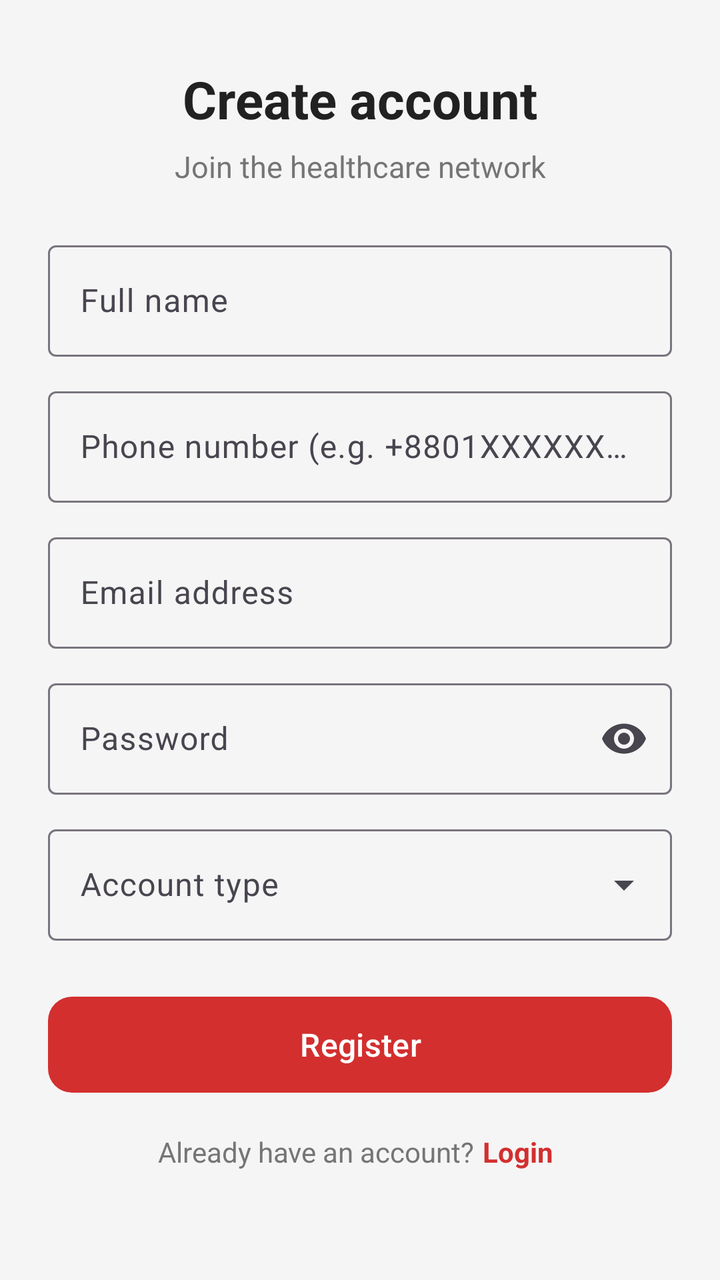
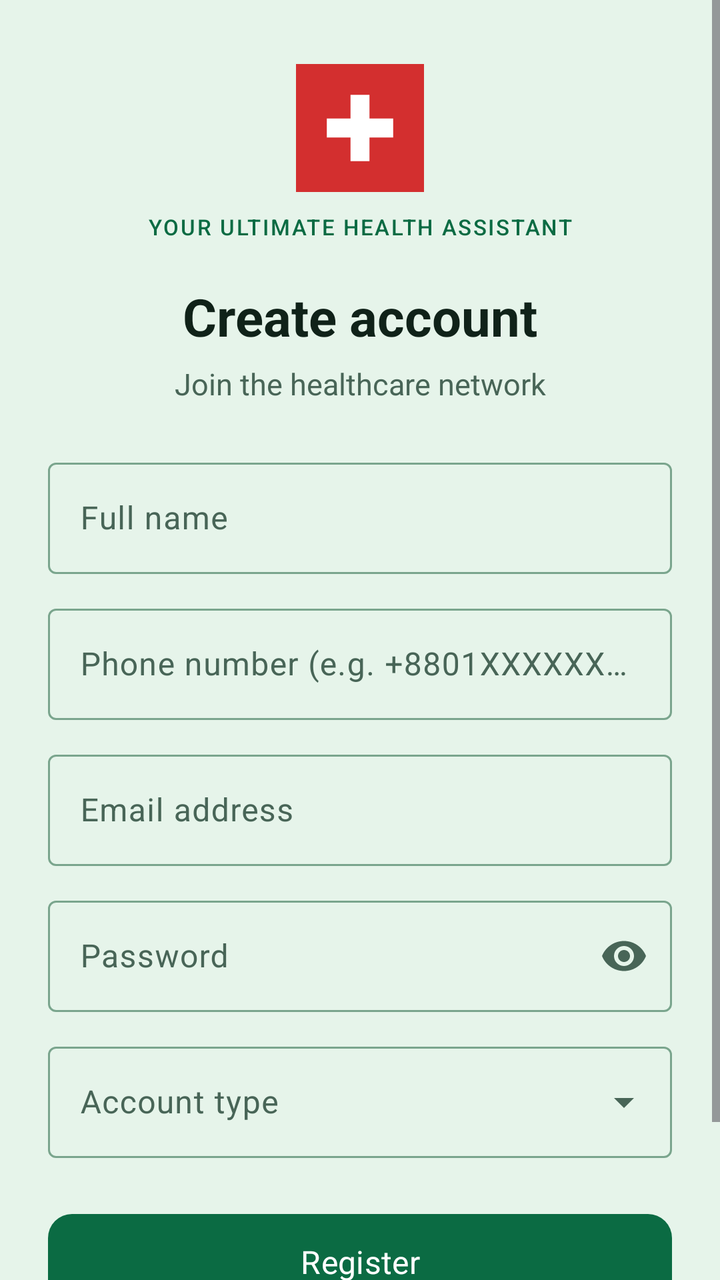

Screens rendered from an Android XML layout before and after an edit, with the pre-edit source and the edit as a unified diff.
<!-- AndroidManifest.xml: application theme Theme.ShasthoBondhu -->
<!-- res/layout/fragment_registration.xml -->
<?xml version="1.0" encoding="utf-8"?>
<ScrollView xmlns:android="http://schemas.android.com/apk/res/android"
    xmlns:app="http://schemas.android.com/apk/res-auto"
    android:layout_width="match_parent"
    android:layout_height="match_parent"
    android:background="@color/background"
    android:fillViewport="true">

    <LinearLayout
        android:layout_width="match_parent"
        android:layout_height="wrap_content"
        android:orientation="vertical"
        android:paddingHorizontal="24dp"
        android:paddingTop="32dp"
        android:paddingBottom="32dp">

        <TextView
            android:layout_width="match_parent"
            android:layout_height="wrap_content"
            android:gravity="center"
            android:text="@string/register_title"
            android:textColor="@color/text_primary"
            android:textSize="26sp"
            android:textStyle="bold" />

        <TextView
            android:layout_width="match_parent"
            android:layout_height="wrap_content"
            android:layout_marginTop="6dp"
            android:gravity="center"
            android:text="@string/register_subtitle"
            android:textColor="@color/text_secondary"
            android:textSize="15sp" />

        <com.google.android.material.textfield.TextInputLayout
            style="@style/Widget.Material3.TextInputLayout.OutlinedBox"
            android:layout_width="match_parent"
            android:layout_height="wrap_content"
            android:layout_marginTop="24dp"
            android:hint="@string/hint_full_name">

            <com.google.android.material.textfield.TextInputEditText
                android:id="@+id/etFullName"
                android:layout_width="match_parent"
                android:layout_height="wrap_content"
                android:autofillHints="name"
                android:inputType="textPersonName"
                android:maxLines="1" />
        </com.google.android.material.textfield.TextInputLayout>

        <com.google.android.material.textfield.TextInputLayout
            style="@style/Widget.Material3.TextInputLayout.OutlinedBox"
            android:layout_width="match_parent"
            android:layout_height="wrap_content"
            android:layout_marginTop="12dp"
            android:hint="@string/hint_phone">

            <com.google.android.material.textfield.TextInputEditText
                android:id="@+id/etPhone"
                android:layout_width="match_parent"
                android:layout_height="wrap_content"
                android:autofillHints="phone"
                android:inputType="phone"
                android:maxLines="1" />
        </com.google.android.material.textfield.TextInputLayout>

        <com.google.android.material.textfield.TextInputLayout
            android:layout_width="match_parent"
            android:layout_height="wrap_content"
            android:layout_marginTop="12dp"
            android:hint="@string/hint_email"
            style="@style/Widget.Material3.TextInputLayout.OutlinedBox">

            <com.google.android.material.textfield.TextInputEditText
                android:id="@+id/etEmail"
                android:layout_width="match_parent"
                android:layout_height="wrap_content"
                android:autofillHints="emailAddress"
                android:inputType="textEmailAddress"
                android:maxLines="1" />
        </com.google.android.material.textfield.TextInputLayout>

        <com.google.android.material.textfield.TextInputLayout
            style="@style/Widget.Material3.TextInputLayout.OutlinedBox"
            android:layout_width="match_parent"
            android:layout_height="wrap_content"
            android:layout_marginTop="12dp"
            android:hint="@string/hint_password"
            app:endIconMode="password_toggle">

            <com.google.android.material.textfield.TextInputEditText
                android:id="@+id/etPassword"
                android:layout_width="match_parent"
                android:layout_height="wrap_content"
                android:autofillHints="newPassword"
                android:inputType="textPassword"
                android:maxLines="1" />
        </com.google.android.material.textfield.TextInputLayout>

        <com.google.android.material.textfield.TextInputLayout
            style="@style/Widget.Material3.TextInputLayout.OutlinedBox.ExposedDropdownMenu"
            android:layout_width="match_parent"
            android:layout_height="wrap_content"
            android:layout_marginTop="12dp"
            android:hint="@string/hint_role">

            <com.google.android.material.textfield.MaterialAutoCompleteTextView
                android:id="@+id/spinnerRole"
                android:layout_width="match_parent"
                android:layout_height="wrap_content"
                android:inputType="none" />
        </com.google.android.material.textfield.TextInputLayout>

        <com.google.android.material.button.MaterialButton
            android:id="@+id/btnRegister"
            android:layout_width="match_parent"
            android:layout_height="56dp"
            android:layout_marginTop="24dp"
            android:text="@string/action_register"
            android:textAllCaps="false"
            android:textSize="16sp"
            app:cornerRadius="12dp" />

        <LinearLayout
            android:layout_width="wrap_content"
            android:layout_height="wrap_content"
            android:layout_gravity="center_horizontal"
            android:layout_marginTop="12dp"
            android:orientation="horizontal">

            <TextView
                android:layout_width="wrap_content"
                android:layout_height="wrap_content"
                android:text="@string/already_have_account"
                android:textColor="@color/text_secondary" />

            <TextView
                android:id="@+id/tvLogin"
                android:layout_width="wrap_content"
                android:layout_height="wrap_content"
                android:padding="4dp"
                android:text="@string/action_login"
                android:textColor="@color/primary"
                android:textStyle="bold" />
        </LinearLayout>

        <ProgressBar
            android:id="@+id/progress"
            android:layout_width="wrap_content"
            android:layout_height="wrap_content"
            android:layout_gravity="center_horizontal"
            android:layout_marginTop="16dp"
            android:visibility="gone" />

        <TextView
            android:id="@+id/tvError"
            android:layout_width="match_parent"
            android:layout_height="wrap_content"
            android:layout_marginTop="12dp"
            android:textColor="@color/primary"
            android:textSize="14sp"
            android:visibility="gone" />

    </LinearLayout>
</ScrollView>
<!-- resources referenced by this layout -->
<resources>
  <color name="background">#F5F5F5</color>
  <color name="primary">#D32F2F</color>
  <color name="text_primary">#212121</color>
  <color name="text_secondary">#757575</color>
  <string name="action_login">Login</string>
  <string name="action_register">Register</string>
  <string name="already_have_account">Already have an account? </string>
  <string name="hint_email">Email address</string>
  <string name="hint_full_name">Full name</string>
  <string name="hint_password">Password</string>
  <string name="hint_phone">Phone number (e.g. +8801XXXXXXXXX)</string>
  <string name="hint_role">Account type</string>
  <string name="register_subtitle">Join the healthcare network</string>
  <string name="register_title">Create account</string>
  <style name="Theme.ShasthoBondhu" parent="Theme.Material3.DayNight.NoActionBar">
          <item name="colorPrimary">@color/primary</item>
          <item name="colorSecondary">@color/accent</item>
          <item name="android:windowBackground">@color/background</item>
          <item name="android:statusBarColor">@color/primary</item>
      </style>
  <color name="accent">#FF5252</color>
</resources>

<!-- the commit's change to res/layout/fragment_registration.xml (unified diff, before → after) -->
@@ -14,9 +14,28 @@
         android:paddingTop="32dp"
         android:paddingBottom="32dp">
 
+        <ImageView
+            android:layout_width="64dp"
+            android:layout_height="64dp"
+            android:layout_gravity="center_horizontal"
+            android:contentDescription="@string/app_name"
+            android:src="@drawable/ic_app_logo" />
+
         <TextView
             android:layout_width="match_parent"
             android:layout_height="wrap_content"
+            android:layout_marginTop="10dp"
+            android:fontFamily="sans-serif-medium"
+            android:gravity="center"
+            android:letterSpacing="0.08"
+            android:text="@string/brand_tagline"
+            android:textColor="@color/primary"
+            android:textSize="11sp" />
+
+        <TextView
+            android:layout_width="match_parent"
+            android:layout_height="wrap_content"
+            android:layout_marginTop="20dp"
             android:gravity="center"
             android:text="@string/register_title"
             android:textColor="@color/text_primary"
<!-- resource entries referenced after the edit -->
@@ -1,12 +1,28 @@
 <!-- resources referenced by this layout -->
 <resources>
-  <color name="background">#F5F5F5</color>
-  <color name="primary">#D32F2F</color>
-  <color name="text_primary">#212121</color>
-  <color name="text_secondary">#757575</color>
+  <color name="background">#E6F4EA</color>
+  <color name="primary">#0B6B43</color>
+  <color name="text_primary">#102219</color>
+  <color name="text_secondary">#486557</color>
+  <!-- drawable ic_app_logo (drawable) -->
+  <?xml version="1.0" encoding="utf-8"?>
+  <vector xmlns:android="http://schemas.android.com/apk/res/android"
+      android:width="108dp"
+      android:height="108dp"
+      android:viewportWidth="108"
+      android:viewportHeight="108">
+      <path
+          android:fillColor="#D32F2F"
+          android:pathData="M0,0h108v108h-108z" />
+      <path
+          android:fillColor="#FFFFFF"
+          android:pathData="M46,26h16v20h20v16h-20v20h-16v-20h-20v-16h20z" />
+  </vector>
   <string name="action_login">Login</string>
   <string name="action_register">Register</string>
   <string name="already_have_account">Already have an account? </string>
+  <string name="app_name">ShasthoBondhu</string>
+  <string name="brand_tagline">YOUR ULTIMATE HEALTH ASSISTANT</string>
   <string name="hint_email">Email address</string>
   <string name="hint_full_name">Full name</string>
   <string name="hint_password">Password</string>
@@ -16,10 +32,31 @@
   <string name="register_title">Create account</string>
   <style name="Theme.ShasthoBondhu" parent="Theme.Material3.DayNight.NoActionBar">
           <item name="colorPrimary">@color/primary</item>
-          <item name="colorSecondary">@color/accent</item>
+          <item name="colorOnPrimary">@color/on_primary</item>
+          <item name="colorPrimaryContainer">@color/primary_container</item>
+          <item name="colorOnPrimaryContainer">@color/on_primary_container</item>
+          <item name="colorSecondary">@color/emergency</item>
+          <item name="colorOnSecondary">@color/on_primary</item>
+          <item name="android:colorBackground">@color/background</item>
+          <item name="colorOnBackground">@color/text_primary</item>
+          <item name="colorSurface">@color/surface</item>
+          <item name="colorOnSurface">@color/text_primary</item>
+          <item name="colorSurfaceVariant">@color/surface_variant</item>
+          <item name="colorOnSurfaceVariant">@color/text_secondary</item>
+          <item name="colorOutline">@color/outline</item>
+          <item name="android:fontFamily">sans-serif</item>
           <item name="android:windowBackground">@color/background</item>
-          <item name="android:statusBarColor">@color/primary</item>
+          <item name="android:statusBarColor">@color/background</item>
+          <item name="android:navigationBarColor">@color/background</item>
+          <item name="android:windowLightStatusBar">true</item>
+          <item name="android:windowLightNavigationBar">true</item>
       </style>
-  <color name="accent">#FF5252</color>
+  <color name="on_primary">#FFFFFF</color>
+  <color name="primary_container">#C9EAD5</color>
+  <color name="on_primary_container">#073C27</color>
+  <color name="emergency">#C83E45</color>
+  <color name="surface">#F9FCFA</color>
+  <color name="surface_variant">#D5E9DC</color>
+  <color name="outline">#7AA58D</color>
 </resources>
 
